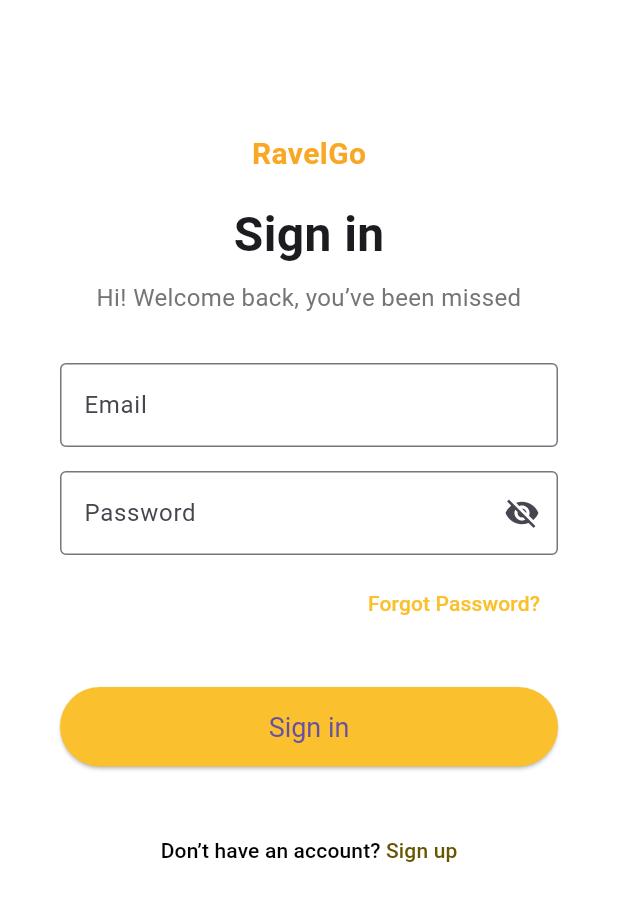
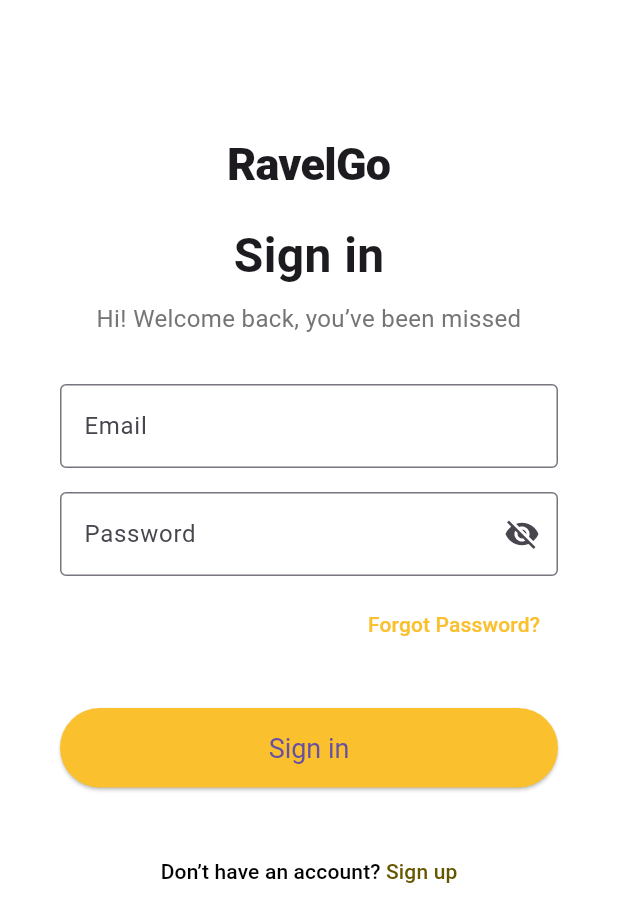
Before and after one commit to MariaD137/ravelgo, a Flutter app: the screen it shows after launch, on a phone screen of 412 x 824 dp. Shown: the top 922 px of the screen. Run offline on Flutter 3.47's test engine with Material 3 defaults, Android fonts, the phone set to English and light mode, and no system bars; our stand-ins replace dotted_border, flutter_dotenv, geolocator, google_maps_flutter, image_picker; missing offline and left inert: dart:ffi.

Commit message:
fix: match the RavelGo wordmark style to driver_app's badge
The driver app's sign-in wordmark (assets/ravel_go_driver_badge.png,
fixed in #15) reads "RavelGo" in bold black with a yellow pill for the
"Driver" qualifier. This PR's "RavelGo" heading used a different
treatment — smaller, bold, and colored yellow instead of black —
so the two apps' brand marks didn't visually match.

Restyled to the same wordmark typography as the driver badge: bold
(w900), black, size 30, -0.5 letter-spacing. No pill here — unlike
"Driver" or "Admin", the customer app has no existing qualifier word to
put in one, and this isn't the place to invent new label text.

Verified against the actual running screen: rebuilt user_app for web
and screenshotted the live sign-in page.

```diff
--- a/user_app/lib/views/Login/login.dart
+++ b/user_app/lib/views/Login/login.dart
@@ -27,9 +27,9 @@ class Login extends StatelessWidget {
               Text(
                 'RavelGo',
                 style: TextStyle(
-                  fontSize: 20,
-                  fontWeight: FontWeight.bold,
-                  color: Colors.yellow[800],
+                  fontSize: 30,
+                  fontWeight: FontWeight.w900,
+                  letterSpacing: -0.5,
                 ),
               ),
               SizedBox(height: 16),
```
